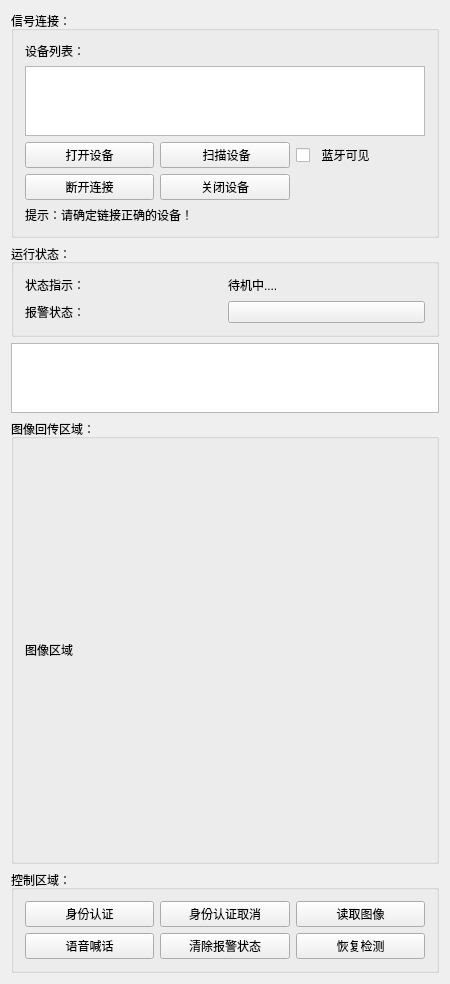
carloscn/SFGA, file QtApp/SGFAS/safeguard.ui: the form before one commit.
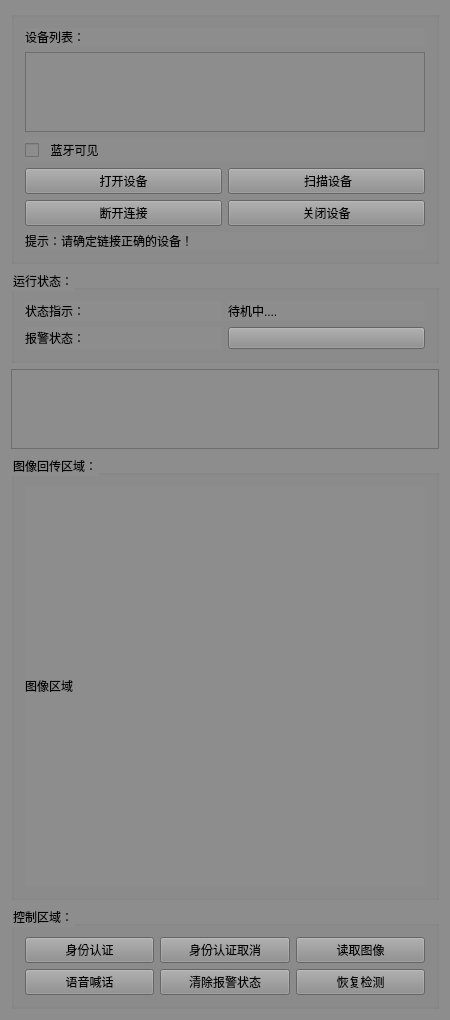
The form after the commit.

Diff of the .ui file:
```diff
--- a/QtApp/SGFAS/safeguard.ui
+++ b/QtApp/SGFAS/safeguard.ui
@@ -7,17 +7,20 @@
     <x>0</x>
     <y>0</y>
     <width>446</width>
-    <height>924</height>
+    <height>1020</height>
    </rect>
   </property>
   <property name="windowTitle">
    <string>SafeGuard</string>
   </property>
+  <property name="styleSheet">
+   <string notr="true">background-color: rgb(141, 141, 141);</string>
+  </property>
   <layout class="QVBoxLayout" name="verticalLayout_4">
    <item>
     <widget class="QGroupBox" name="groupBox">
      <property name="title">
-      <string>信号连接：</string>
+      <string/>
      </property>
      <layout class="QVBoxLayout" name="verticalLayout_2">
       <item>
@@ -30,6 +33,22 @@
       <item>
        <widget class="QListWidget" name="list"/>
       </item>
+      <item>
+       <widget class="QCheckBox" name="checkBox_discoverable">
+        <property name="maximumSize">
+         <size>
+          <width>800</width>
+          <height>400</height>
+         </size>
+        </property>
+        <property name="styleSheet">
+         <string notr="true"/>
+        </property>
+        <property name="text">
+         <string>  蓝牙可见</string>
+        </property>
+       </widget>
+      </item>
       <item>
        <layout class="QGridLayout" name="gridLayout_3">
         <item row="0" column="1">
@@ -42,22 +61,6 @@
           </property>
          </widget>
         </item>
-        <item row="0" column="2">
-         <widget class="QCheckBox" name="checkBox_discoverable">
-          <property name="maximumSize">
-           <size>
-            <width>800</width>
-            <height>400</height>
-           </size>
-          </property>
-          <property name="styleSheet">
-           <string notr="true"/>
-          </property>
-          <property name="text">
-           <string>  蓝牙可见</string>
-          </property>
-         </widget>
-        </item>
         <item row="0" column="0">
          <widget class="QPushButton" name="pushButton_openBluetooth">
           <property name="text">
```
Left out of the diff: 1 changed line with no effect on the pictures.
